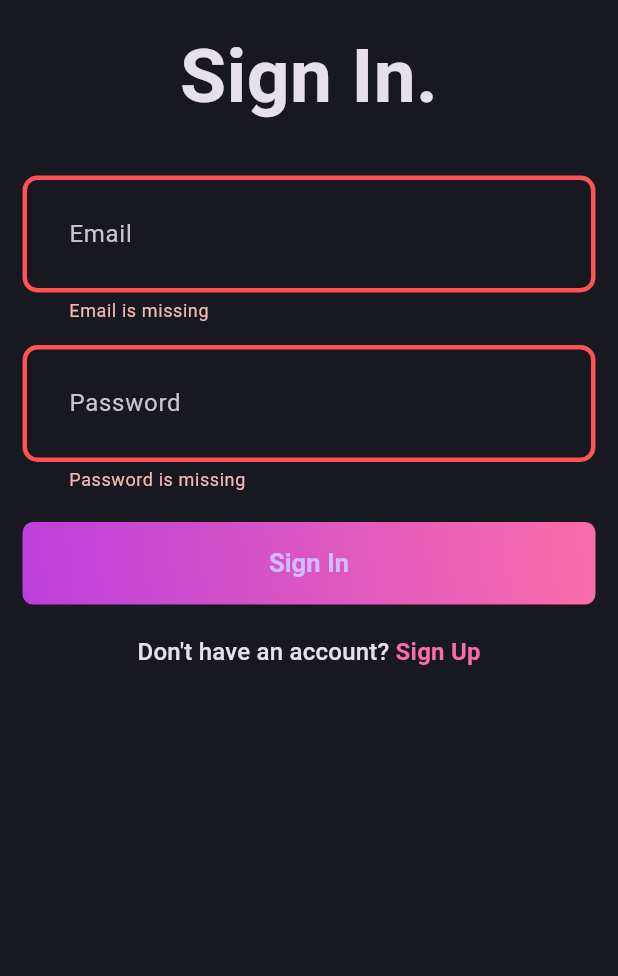
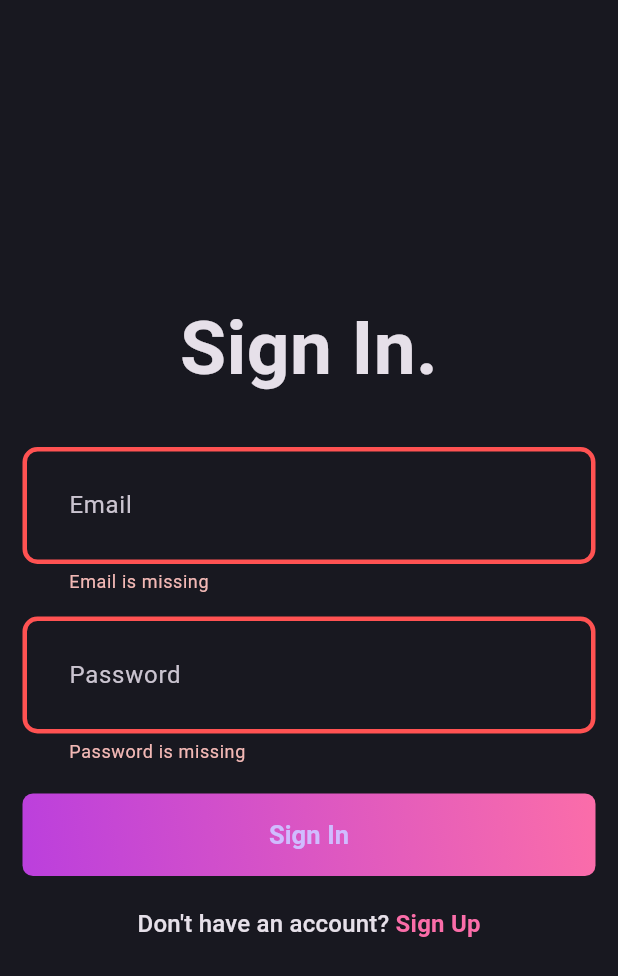
Before and after one commit to JagdishSingh01/BLOG_APP, a Flutter app: the screen it shows after launch, after a tap on "Sign In", on a phone screen of 412 x 824 dp. Shown: the top 976 px of the screen. Run offline on Flutter 3.47's test engine with Material 3 defaults, Android fonts, the phone set to English and light mode, and no system bars; our stand-ins replace dotted_border, flutter_bloc, fpdart, get_it, image_picker, internet_connection_checker_plus and 1 more; accounts and stored records are empty.

Commit message:
internet connection in auth + supabase user offline

```diff
--- a/lib/features/auth/data/repositories/auth_repository_impl.dart
+++ b/lib/features/auth/data/repositories/auth_repository_impl.dart
@@ -1,18 +1,34 @@
 import 'package:blog_app/core/error/exceptions.dart';
 import 'package:blog_app/core/error/failures.dart';
+import 'package:blog_app/core/network/connection_checker.dart';
 import 'package:blog_app/features/auth/data/datasources/auth_remote_data_source.dart';
 import 'package:blog_app/core/common/entities/user.dart';
+import 'package:blog_app/features/auth/data/models/user_model.dart';
 import 'package:blog_app/features/auth/domain/repository/auth_repository.dart';
 import 'package:fpdart/fpdart.dart';
 import 'package:supabase_flutter/supabase_flutter.dart' as sb;
 
 class AuthRepositoryImpl implements AuthRepository {
   final AuthRemoteDataSource remoteDataSource;
-  const AuthRepositoryImpl(this.remoteDataSource);
+  final ConnectionChecker connectionChecker;
+  const AuthRepositoryImpl(this.remoteDataSource, this.connectionChecker);
 
   @override
   Future<Either<Failure, User>> currentUser() async {
     try {
+      if (!await (connectionChecker.isConnected)) {
+        final session = remoteDataSource.currentUserSession;
+        if (session == null) {
+          return left(Failure('User is not logged in!'));
+        }
+        return right(
+          UserModel(
+            id: session.user.id,
+            email: session.user.email ?? '',
+            name: '',
+          ),
+        );
+      }
       final user = await remoteDataSource.getCurrentUserData();
       if (user == null) {
         return left(Failure('User not logged in!'));
@@ -53,6 +69,9 @@ class AuthRepositoryImpl implements AuthRepository {
 
   Future<Either<Failure, User>> _getUser(Future<User> Function() fn) async {
     try {
+      if (!await (connectionChecker.isConnected)) {
+        return left(Failure('No Internet Connection'));
+      }
       final user = await fn();
       return right(user);
     } on sb.AuthException catch (e) {
--- a/lib/features/auth/presentation/pages/login_page.dart
+++ b/lib/features/auth/presentation/pages/login_page.dart
@@ -31,8 +31,7 @@ class _LoginPageState extends State<LoginPage> {
   @override
   Widget build(BuildContext context) {
     return Scaffold(
-      body: SingleChildScrollView(
-        child: Padding(
+      body: Padding(
         padding: const EdgeInsets.all(15),
         child: BlocConsumer<AuthBloc, AuthState>(
           listener: (context, state) {
@@ -46,6 +45,8 @@ class _LoginPageState extends State<LoginPage> {
             }
             return Form(
               key: formKey,
+              child: SizedBox(
+                height: MediaQuery.of(context).size.height,
                 child: Column(
                   mainAxisAlignment: MainAxisAlignment.center,
                   children: [
@@ -100,9 +101,9 @@ class _LoginPageState extends State<LoginPage> {
                     ),
                   ],
                 ),
+              ),
             );
           },
-          ),
         ),
       ),
     );
--- a/lib/features/blog/data/repositories/blog_repository_impl.dart
+++ b/lib/features/blog/data/repositories/blog_repository_impl.dart
@@ -51,7 +51,7 @@ class BlogRepositoryImpl implements BlogRepository {
       final blogs = await blogRemoteDataSource.getAllBlogs();
       return right(blogs);
     } on ServerException catch (e) {
-      return left(Failure(e.toString()));
+      return left(Failure(e.message));
     }
   }
 }
--- a/lib/init_dependencies.dart
+++ b/lib/init_dependencies.dart
@@ -1,4 +1,5 @@
 import 'package:blog_app/core/common/cubits/app_user/app_user_cubit.dart';
+import 'package:blog_app/core/network/connection_checker.dart';
 import 'package:blog_app/core/secrets/app_secrets.dart';
 import 'package:blog_app/features/auth/data/datasources/auth_remote_data_source.dart';
 import 'package:blog_app/features/auth/data/repositories/auth_repository_impl.dart';
@@ -14,6 +15,7 @@ import 'package:blog_app/features/blog/domain/usecases/get_all_blogs.dart';
 import 'package:blog_app/features/blog/domain/usecases/upload_blog.dart';
 import 'package:blog_app/features/blog/presentation/bloc/blog_bloc.dart';
 import 'package:get_it/get_it.dart';
+import 'package:internet_connection_checker_plus/internet_connection_checker_plus.dart';
 import 'package:supabase_flutter/supabase_flutter.dart';
 
 final serviceLocator = GetIt.instance;
@@ -27,9 +29,11 @@ Future<void> initDependencies() async {
     anonKey: AppSecrets.supabaseAnnonKey,
   );
   serviceLocator.registerLazySingleton(() => supabase.client);
+  serviceLocator.registerFactory(() => InternetConnection());
 
   //core
   serviceLocator.registerLazySingleton(() => AppUserCubit());
+  serviceLocator.registerFactory<ConnectionChecker>(() => ConnectionCheckerImpl(serviceLocator()));
 }
 
 void _initAuth() {
@@ -40,7 +44,10 @@ void _initAuth() {
     )
     //repository
     ..registerFactory<AuthRepository>(
-      () => AuthRepositoryImpl(serviceLocator()),
+      () => AuthRepositoryImpl(
+        serviceLocator(),
+        serviceLocator(),
+      ),
     )
     //usecases
     ..registerFactory(() => UserSignup(serviceLocator()))
@@ -70,12 +77,9 @@ void _initBlog() {
     //usecases
     ..registerFactory(() => UploadBlog(serviceLocator()))
     ..registerFactory(() => GetAllBlogs(serviceLocator()))
-
     //bloc
     ..registerLazySingleton(
-    () => BlogBloc(
-      uploadBlog: serviceLocator(),
-      getAllBlogs: serviceLocator(),
-    )
+      () =>
+          BlogBloc(uploadBlog: serviceLocator(), getAllBlogs: serviceLocator()),
     );
 }
--- a/pubspec.yaml
+++ b/pubspec.yaml
@@ -43,6 +43,9 @@ dependencies:
   uuid: ^4.5.1
   intl: ^0.20.2
   internet_connection_checker_plus: ^2.7.2
+  hive: ^4.0.0-dev.2
+  isar_flutter_libs: ^4.0.0-dev.13
+  path_provider: ^2.1.0
 
 dev_dependencies:
   flutter_test:
```
Also changed, not shown: lib/core/network/connection_checker.dart (+13 -0 lines), lib/features/auth/presentation/pages/signup_page.dart (+11 -4 lines), lib/features/blog/data/datasources/blog_local_data_source.dart (added), pubspec.lock, 5 other files. Lines whose indentation alone changed are shown as unchanged.
